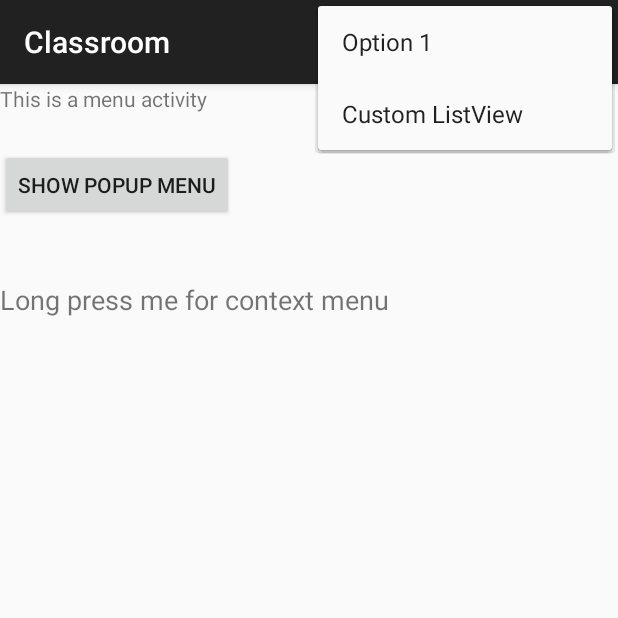
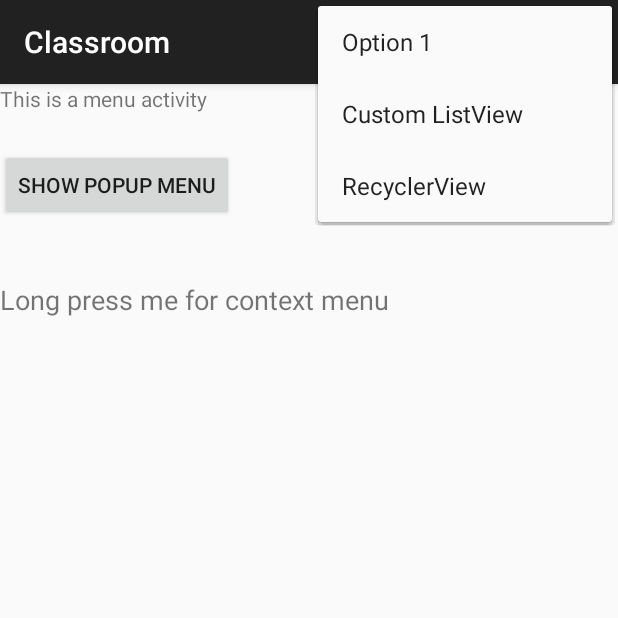
Before and after one commit to sujan-poudel-03/classroom, an Android app: the screen it shows after launch (MenuActivity), with the options menu open, on a phone screen of 412 x 824 dp, the top half of it. Run offline under Robolectric (Android 15) with nearby library versions, the phone set to English and light mode, and no system bars.

Commit message:
space for recycler view

```diff
--- a/app/src/main/res/menu/options_menu.xml
+++ b/app/src/main/res/menu/options_menu.xml
@@ -7,4 +7,8 @@
     <item
         android:id="@+id/option_two"
         android:title="Custom ListView"/>
+
+    <item
+        android:id="@+id/option_three"
+        android:title="RecyclerView"/>
 </menu>
```
